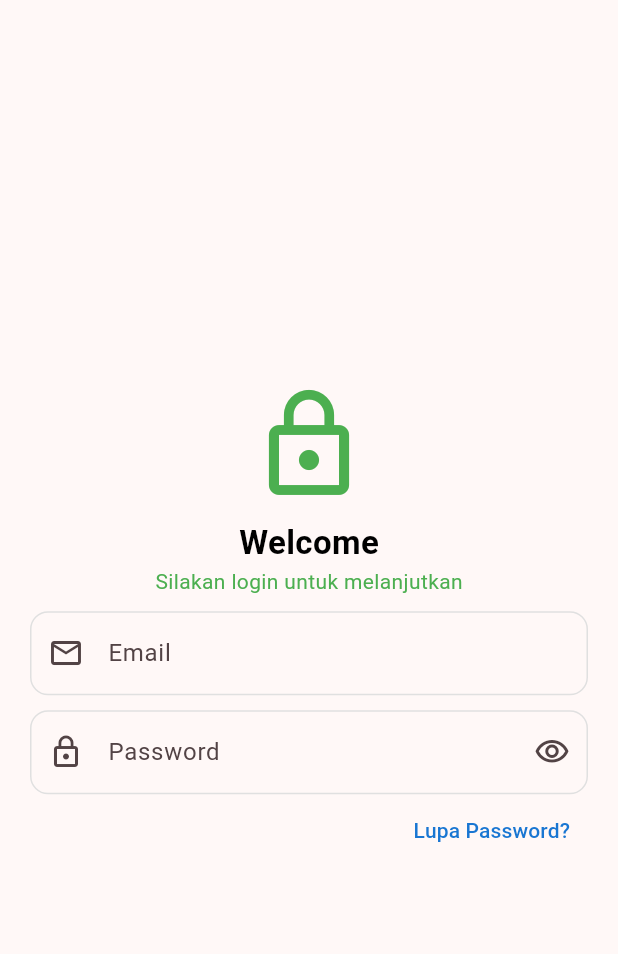
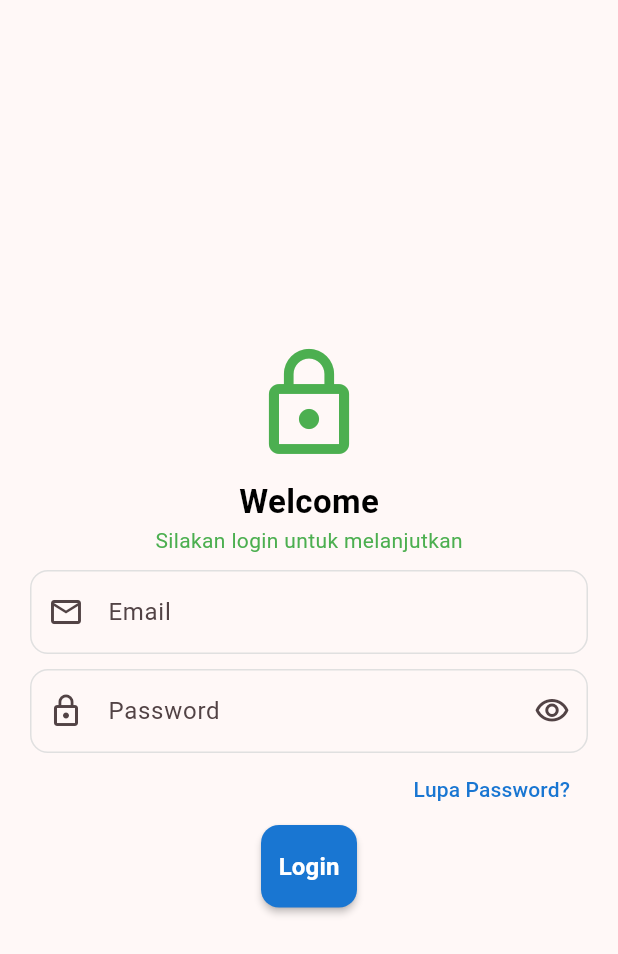
Before and after one commit to helenoktaa/Tugas_week_6_1123150205, a Flutter app: the Login screen opened directly, on a phone screen of 412 x 824 dp. Shown: the top 954 px of the screen. Run offline on Flutter 3.47's test engine with Material 3 defaults, Android fonts, the light colour scheme and no system bars.

Commit message:
feat: button login

```diff
--- a/lib/screen/login.dart
+++ b/lib/screen/login.dart
@@ -84,6 +84,22 @@
                   ),
                 ),
               ),
+              ElevatedButton(
+                onPressed: () {},
+                style: ElevatedButton.styleFrom(
+                  backgroundColor: Colors.blue[700],
+                  foregroundColor: Colors.white,
+                  padding: const EdgeInsets.symmetric(vertical: 16),
+                  shape: RoundedRectangleBorder(
+                    borderRadius: BorderRadius.circular(12),
+                  ),
+                  elevation: 2,
+                ),
+                child: const Text(
+                  'Login',
+                  style: TextStyle(fontSize: 16, fontWeight: FontWeight.bold),
+                ),
+              ),
             ],
           ),
         ),
```
